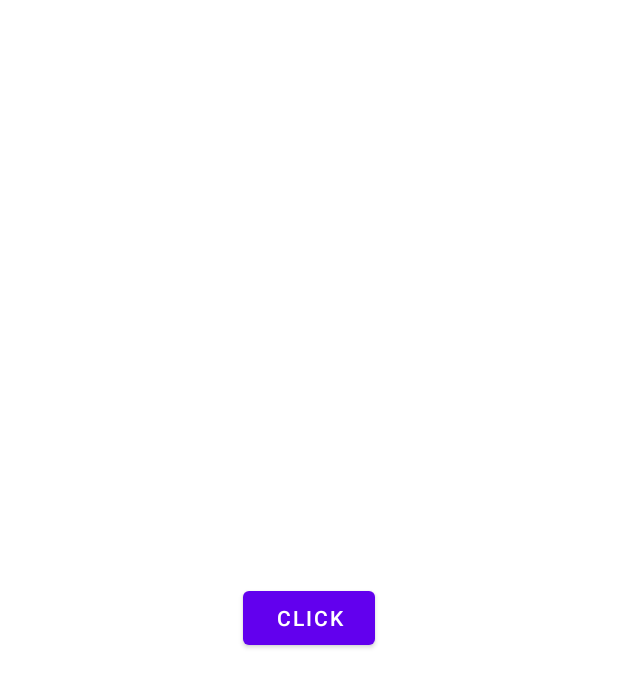
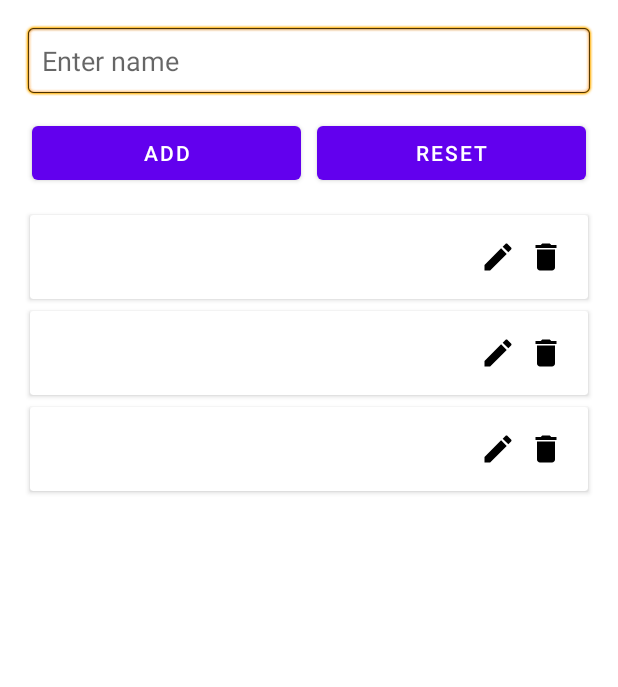
Before and after one commit to Anirbanshaheen/BackgroundSync, an Android app: the layout activity_main.xml on its own in the app's theme, with its tools: preview values and no code run, on a phone screen of 412 x 824 dp. Shown: the top 687 px of the screen. Run offline under Robolectric (Android 15) with nearby library versions, the light colour scheme and no system bars.

Commit message:
add other components

```diff
--- a/app/src/main/AndroidManifest.xml
+++ b/app/src/main/AndroidManifest.xml
@@ -16,7 +16,9 @@
         android:name="android.permission.USE_CREDENTIALS"
         android:maxSdkVersion="22" />
     <uses-permission
-        android:name="android.permission.WRITE_SYNC_SETTINGS"/>
+        android:name="android.permission.WRITE_SYNC_SETTINGS"
+        android:maxSdkVersion="29"/>
+    <uses-permission android:name="android.permission.READ_PHONE_STATE"/>
     <application
         android:allowBackup="true"
         android:dataExtractionRules="@xml/data_extraction_rules"
@@ -67,6 +69,7 @@
             android:name=".StubProvider"
             android:authorities="com.example.backgroundsync.provider"
             android:exported="false"
+            android:label="account"
             android:syncable="true"/>
 
     </application>
--- a/app/src/main/java/com/example/backgroundsync/SyncAdapterManager.java
+++ b/app/src/main/java/com/example/backgroundsync/SyncAdapterManager.java
@@ -36,7 +36,7 @@ class SyncAdapterManager {
         setAccountSyncable();
 
         ContentResolver.addPeriodicSync(account, AUTHORITY,
-                Bundle.EMPTY, 60);
+                Bundle.EMPTY, 1000);
 
 
         ContentResolver.setSyncAutomatically(account, AUTHORITY, true);
--- /dev/null
+++ b/app/src/main/res/drawable-v24/ic_delete.xml
@@ -0,0 +1,5 @@
+<vector android:height="24dp" android:tint="#000000"
+    android:viewportHeight="24" android:viewportWidth="24"
+    android:width="24dp" xmlns:android="http://schemas.android.com/apk/res/android">
+    <path android:fillColor="@android:color/white" android:pathData="M6,19c0,1.1 0.9,2 2,2h8c1.1,0 2,-0.9 2,-2V7H6v12zM19,4h-3.5l-1,-1h-5l-1,1H5v2h14V4z"/>
+</vector>
--- /dev/null
+++ b/app/src/main/res/drawable-v24/ic_edit.xml
@@ -0,0 +1,5 @@
+<vector android:height="24dp" android:tint="#000000"
+    android:viewportHeight="24" android:viewportWidth="24"
+    android:width="24dp" xmlns:android="http://schemas.android.com/apk/res/android">
+    <path android:fillColor="@android:color/white" android:pathData="M3,17.25V21h3.75L17.81,9.94l-3.75,-3.75L3,17.25zM20.71,7.04c0.39,-0.39 0.39,-1.02 0,-1.41l-2.34,-2.34c-0.39,-0.39 -1.02,-0.39 -1.41,0l-1.83,1.83 3.75,3.75 1.83,-1.83z"/>
+</vector>
--- a/app/src/main/res/layout/activity_main.xml
+++ b/app/src/main/res/layout/activity_main.xml
@@ -2,22 +2,52 @@
 <layout xmlns:android="http://schemas.android.com/apk/res/android"
     xmlns:tools="http://schemas.android.com/tools">
 
-    <androidx.constraintlayout.widget.ConstraintLayout
-        xmlns:app="http://schemas.android.com/apk/res-auto"
+    <LinearLayout
         android:layout_width="match_parent"
         android:layout_height="match_parent"
+        android:orientation="vertical"
+        android:padding="16dp"
         tools:context=".MainActivity">
 
-        <Button
-            android:id="@+id/clickBtn"
-            android:layout_width="wrap_content"
+        <EditText
+            android:id="@+id/editText"
+            android:layout_width="match_parent"
             android:layout_height="wrap_content"
-            android:text="Click"
-            app:layout_constraintBottom_toBottomOf="parent"
-            app:layout_constraintEnd_toEndOf="parent"
-            app:layout_constraintStart_toStartOf="parent"
-            app:layout_constraintTop_toTopOf="parent" />
+            android:background="@android:drawable/editbox_background"
+            android:hint="Enter name"
+            android:padding="12dp" />
 
-    </androidx.constraintlayout.widget.ConstraintLayout>
+        <LinearLayout
+            android:layout_width="match_parent"
+            android:layout_height="wrap_content"
+            android:layout_marginTop="8dp"
+            android:orientation="horizontal">
+
+            <Button
+                android:id="@+id/addBtn"
+                android:layout_width="wrap_content"
+                android:layout_height="wrap_content"
+                android:layout_weight="1"
+                android:layout_margin="5dp"
+                android:text="ADD" />
+
+            <Button
+                android:id="@+id/resetBtn"
+                android:layout_width="wrap_content"
+                android:layout_height="wrap_content"
+                android:layout_weight="1"
+                android:layout_margin="5dp"
+                android:text="Reset" />
+
+        </LinearLayout>
+
+        <androidx.recyclerview.widget.RecyclerView
+            android:id="@+id/recyclerView"
+            android:layout_width="match_parent"
+            android:layout_height="match_parent"
+            android:layout_marginTop="8dp"
+            tools:listitem="@layout/list_row_item" />
+
+    </LinearLayout>
 
 </layout>
--- /dev/null
+++ b/app/src/main/res/layout/list_row_item.xml
@@ -0,0 +1,37 @@
+<?xml version="1.0" encoding="utf-8"?>
+<androidx.cardview.widget.CardView xmlns:android="http://schemas.android.com/apk/res/android"
+    android:layout_width="match_parent"
+    android:layout_height="wrap_content"
+    android:layout_margin="4dp">
+
+    <LinearLayout
+        android:layout_width="match_parent"
+        android:layout_height="wrap_content"
+        android:orientation="horizontal"
+        android:padding="16dp">
+
+        <TextView
+            android:id="@+id/textView"
+            android:layout_width="0dp"
+            android:layout_height="wrap_content"
+            android:layout_weight="1"
+            android:textSize="14sp" />
+
+        <ImageView
+            android:id="@+id/editIV"
+            android:layout_width="wrap_content"
+            android:layout_height="wrap_content"
+            android:layout_marginStart="8dp"
+            android:src="@drawable/ic_edit" />
+
+        <ImageView
+            android:id="@+id/deleteIV"
+            android:layout_width="wrap_content"
+            android:layout_height="wrap_content"
+            android:layout_marginStart="8dp"
+            android:src="@drawable/ic_delete" />
+
+    </LinearLayout>
+
+
+</androidx.cardview.widget.CardView>
--- a/app/src/main/res/xml/syncadapter.xml
+++ b/app/src/main/res/xml/syncadapter.xml
@@ -4,6 +4,6 @@
     android:contentAuthority="com.example.backgroundsync.provider"
     android:accountType="com.example.backgroundsync"
     android:userVisible="false"
-    android:supportsUploading="false"
-    android:allowParallelSyncs="false"
+    android:supportsUploading="true"
+    android:allowParallelSyncs="true"
     android:isAlwaysSyncable="true"/>
```
Also changed, not shown: app/build.gradle (+17 -0 lines), app/src/main/java/com/example/backgroundsync/Adapter.java (added, +127 -0 lines), app/src/main/java/com/example/backgroundsync/MainActivity.java (+60 -41 lines), app/src/main/java/com/example/backgroundsync/SyncAdapter.java (+26 -2 lines), app/src/main/java/com/example/backgroundsync/model/PostModel.java (added, +18 -0 lines), app/src/main/java/com/example/backgroundsync/network/RetrofitClient.java (added, +60 -0 lines), app/src/main/java/com/example/backgroundsync/network/ServiceInterface.java (added, +13 -0 lines), app/src/main/java/com/example/backgroundsync/room/RoomDB.java (added, +28 -0 lines), app/src/main/java/com/example/backgroundsync/room/RoomDao.java (added, +34 -0 lines), app/src/main/java/com/example/backgroundsync/room/RoomData.java (added, +35 -0 lines), app/src/main/res/layout/dialog_update.xml (added, +25 -0 lines).
